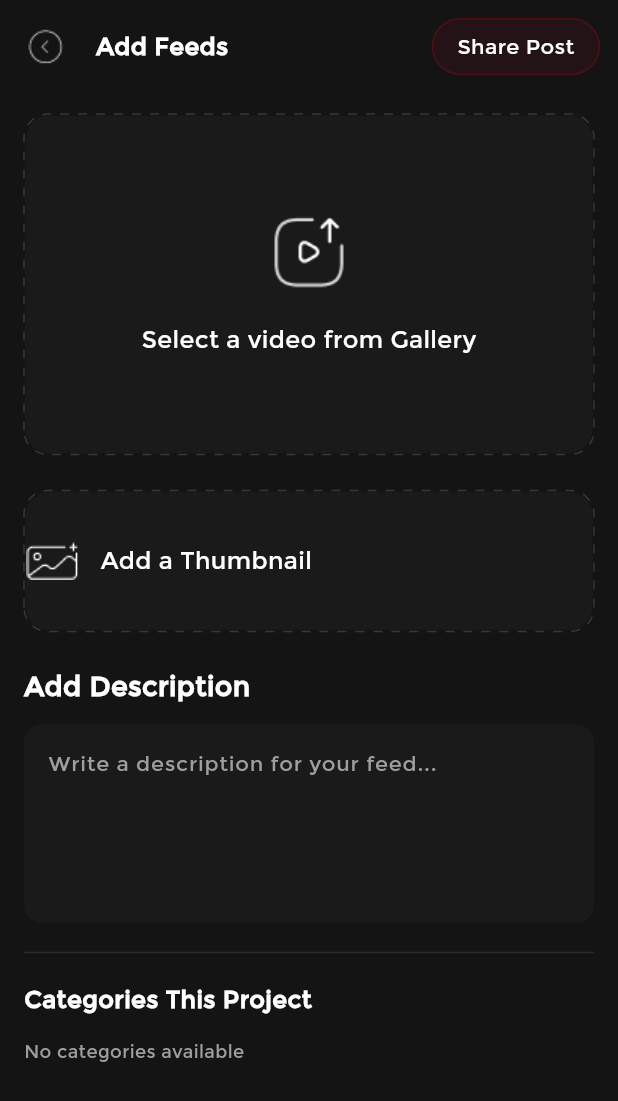
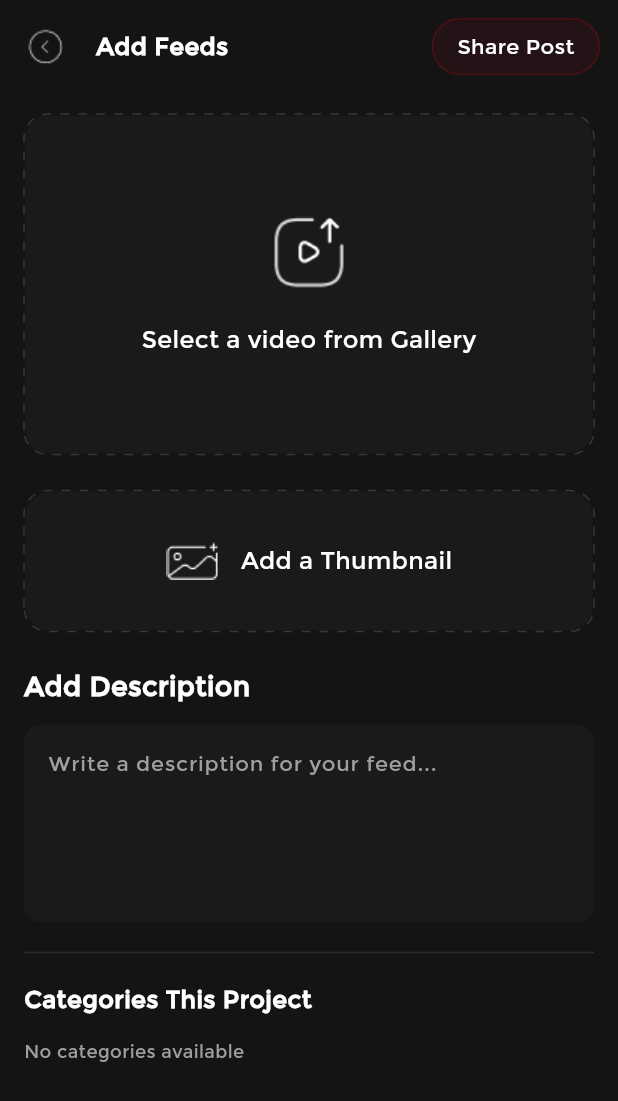
Before and after one commit to cvsuhail/feed-app, a Flutter app: the AddFeedPage screen opened directly, on a phone screen of 412 x 824 dp. Shown: the top 1101 px of the screen. Run offline on Flutter 3.47's test engine with Material 3 defaults, Android fonts, the phone set to English and light mode, and no system bars; our stand-ins replace dio, file_picker, shared_preferences, video_player; accounts and stored records are empty; network calls fail.

```diff
--- a/lib/src/features/home/presentation/pages/add_feed_page.dart
+++ b/lib/src/features/home/presentation/pages/add_feed_page.dart
@@ -467,7 +467,9 @@ class _UploadThumbCard extends StatelessWidget {
               border: hasError ? Border.all(color: Colors.red, width: 2) : null,
             ),
             padding: const EdgeInsets.symmetric(vertical: 28),
-            child: Column(
+            child:             Column(
+              mainAxisAlignment: MainAxisAlignment.center,
+              crossAxisAlignment: CrossAxisAlignment.center,
               children: <Widget>[
                 Row(
                   mainAxisAlignment: MainAxisAlignment.center,
@@ -479,15 +481,12 @@ class _UploadThumbCard extends StatelessWidget {
                       color: hasError ? Colors.red : Colors.white,
                     ),
                     const SizedBox(width: 14),
-                    Expanded(
-                      child: Text(
-                        fileName ?? 'Add a Thumbnail',
-                        overflow: TextOverflow.ellipsis,
-                        style: TextStyle(
-                          color: hasError ? Colors.red : Colors.white,
-                          fontSize: 16,
-                          fontWeight: FontWeight.w500,
-                        ),
+                    Text(
+                      fileName ?? 'Add a Thumbnail',
+                      style: TextStyle(
+                        color: hasError ? Colors.red : Colors.white,
+                        fontSize: 16,
+                        fontWeight: FontWeight.w500,
                       ),
                     ),
                   ],
@@ -496,6 +495,7 @@ class _UploadThumbCard extends StatelessWidget {
                   const SizedBox(height: 4),
                   Text(
                     fileSize!,
+                    textAlign: TextAlign.center,
                     style: TextStyle(
                       color: hasError ? Colors.red.withOpacity(0.7) : Colors.white.withOpacity(0.7),
                       fontSize: 12,
@@ -507,6 +507,7 @@ class _UploadThumbCard extends StatelessWidget {
                   const SizedBox(height: 8),
                   const Text(
                     'Thumbnail selection is required',
+                    textAlign: TextAlign.center,
                     style: TextStyle(
                       color: Colors.red,
                       fontSize: 12,
```
